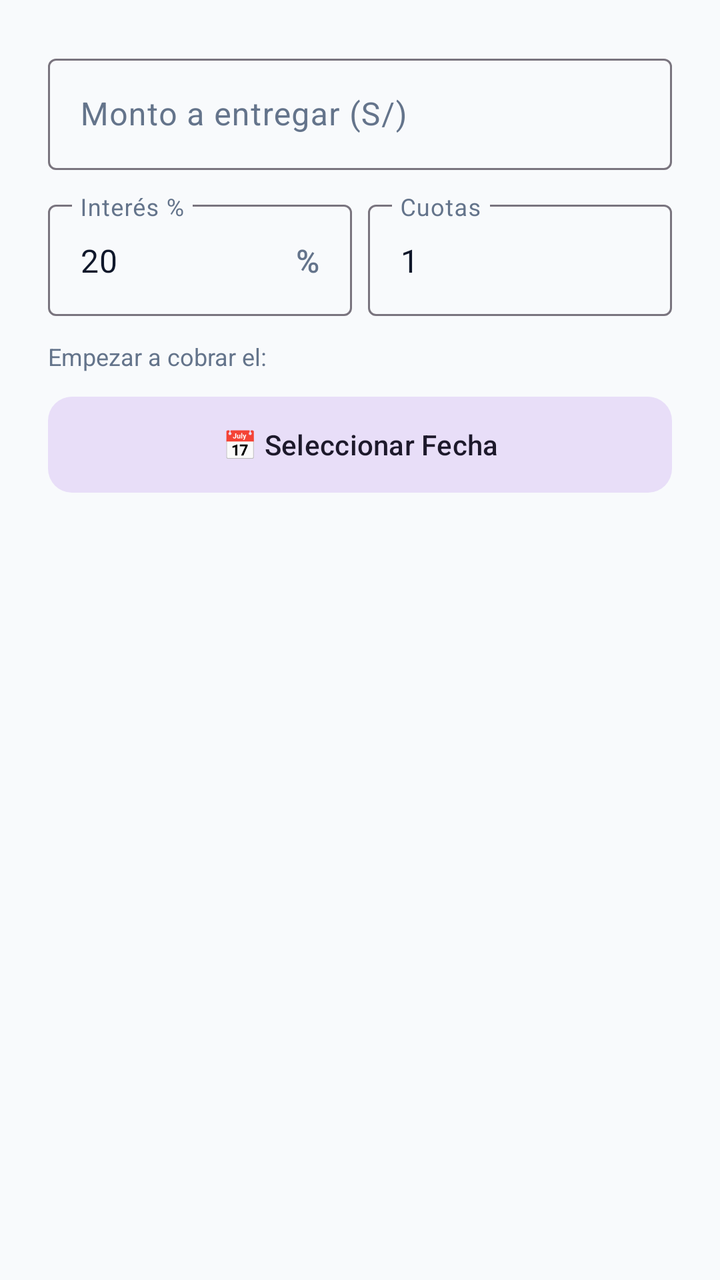
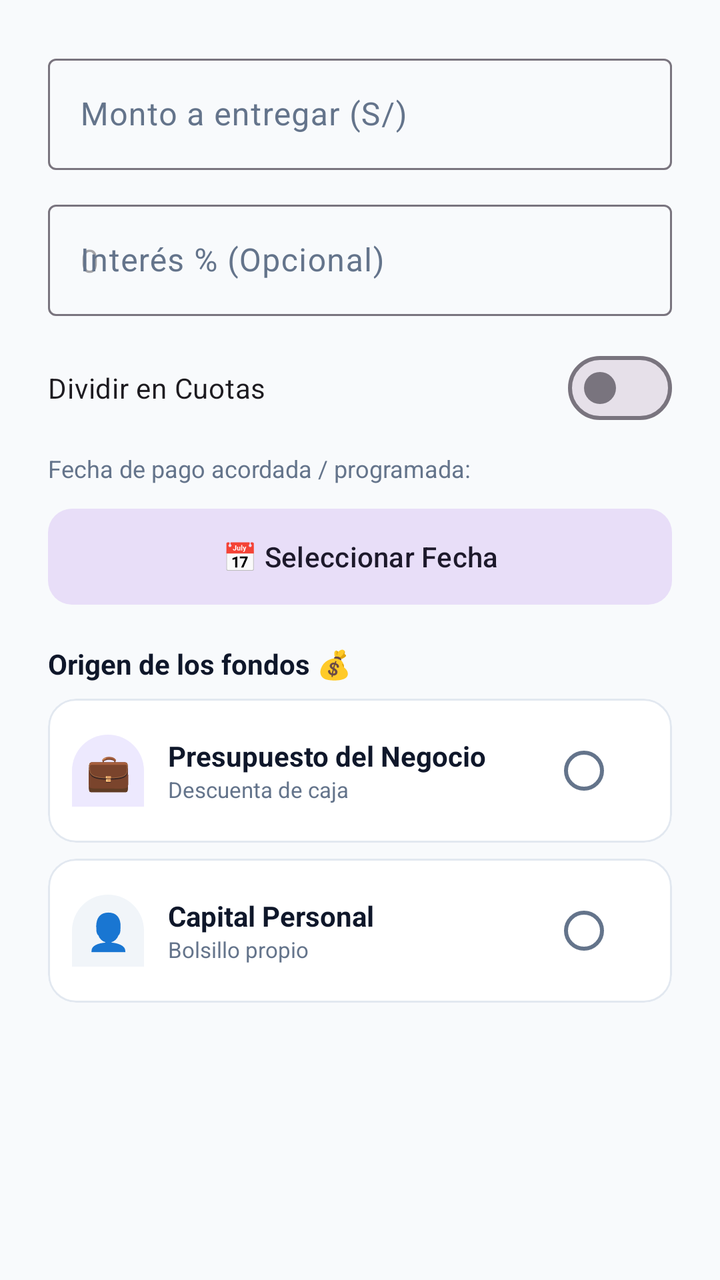

Screens rendered from an Android XML layout before and after an edit, with the pre-edit source and the edit as a unified diff.
<!-- AndroidManifest.xml: application theme Theme.Gomezmart -->
<!-- res/layout/dialog_add_loan_structured.xml -->
<?xml version="1.0" encoding="utf-8"?>
<LinearLayout xmlns:android="http://schemas.android.com/apk/res/android"
    xmlns:app="http://schemas.android.com/apk/res-auto"
    android:layout_width="match_parent"
    android:layout_height="wrap_content"
    android:orientation="vertical"
    android:padding="24dp">

    <com.google.android.material.textfield.TextInputLayout
        style="@style/Widget.Material3.TextInputLayout.OutlinedBox"
        android:layout_width="match_parent"
        android:layout_height="wrap_content"
        android:hint="Monto a entregar (S/)"
        app:prefixText="S/ "
        android:layout_marginBottom="12dp">
        <com.google.android.material.textfield.TextInputEditText
            android:id="@+id/etStructuredAmount"
            android:layout_width="match_parent"
            android:layout_height="wrap_content"
            android:inputType="numberDecimal" />
    </com.google.android.material.textfield.TextInputLayout>

    <LinearLayout
        android:layout_width="match_parent"
        android:layout_height="wrap_content"
        android:orientation="horizontal"
        android:layout_marginBottom="12dp">
        <com.google.android.material.textfield.TextInputLayout
            style="@style/Widget.Material3.TextInputLayout.OutlinedBox"
            android:layout_width="0dp"
            android:layout_height="wrap_content"
            android:layout_weight="1"
            android:hint="Interés %"
            app:suffixText="%"
            android:layout_marginEnd="8dp">
            <com.google.android.material.textfield.TextInputEditText
                android:id="@+id/etStructuredInterest"
                android:layout_width="match_parent"
                android:layout_height="wrap_content"
                android:text="20"
                android:inputType="number" />
        </com.google.android.material.textfield.TextInputLayout>
        <com.google.android.material.textfield.TextInputLayout
            style="@style/Widget.Material3.TextInputLayout.OutlinedBox"
            android:layout_width="0dp"
            android:layout_height="wrap_content"
            android:layout_weight="1"
            android:hint="Cuotas">
            <com.google.android.material.textfield.TextInputEditText
                android:id="@+id/etStructuredInstallments"
                android:layout_width="match_parent"
                android:layout_height="wrap_content"
                android:text="1"
                android:inputType="number" />
        </com.google.android.material.textfield.TextInputLayout>
    </LinearLayout>

    <TextView
        android:layout_width="wrap_content"
        android:layout_height="wrap_content"
        android:text="Empezar a cobrar el:"
        android:textSize="12sp"
        android:textColor="?attr/colorOnSurfaceVariant"
        android:layout_marginBottom="8dp" />

    <com.google.android.material.button.MaterialButton
        android:id="@+id/btnStructuredDate"
        style="@style/Widget.Material3.Button.TonalButton"
        android:layout_width="match_parent"
        android:layout_height="56dp"
        android:text="📅 Seleccionar Fecha"
        app:cornerRadius="12dp" />

</LinearLayout>
<!-- resources referenced by this layout -->
<resources>
  <style name="Theme.Gomezmart" parent="Base.Theme.Gomezmart" />
  <style name="Base.Theme.Gomezmart" parent="Theme.Material3.DayNight.NoActionBar">
          <item name="colorPrimary">@color/purple_600</item>
          <item name="colorOnPrimary">@color/white</item>
          <item name="colorSecondary">@color/indigo_500</item>
          <item name="colorSurface">@color/slate_50</item>
          <item name="colorOnSurface">@color/slate_900</item>
          <item name="colorOnSurfaceVariant">@color/slate_500</item>
          <item name="colorSurfaceContainer">@color/white</item>
          <item name="android:windowBackground">@color/slate_50</item>
      </style>
  <color name="purple_600">#7C3AED</color>
  <color name="white">#FFFFFFFF</color>
  <color name="indigo_500">#6366F1</color>
  <color name="slate_50">#F8FAFC</color>
  <color name="slate_900">#0F172A</color>
  <color name="slate_500">#64748B</color>
</resources>

<!-- the commit's change to res/layout/dialog_add_loan_structured.xml (unified diff, before → after) -->
@@ -1,74 +1,223 @@
 <?xml version="1.0" encoding="utf-8"?>
-<LinearLayout xmlns:android="http://schemas.android.com/apk/res/android"
+<ScrollView xmlns:android="http://schemas.android.com/apk/res/android"
     xmlns:app="http://schemas.android.com/apk/res-auto"
     android:layout_width="match_parent"
-    android:layout_height="wrap_content"
-    android:orientation="vertical"
-    android:padding="24dp">
-
-    <com.google.android.material.textfield.TextInputLayout
-        style="@style/Widget.Material3.TextInputLayout.OutlinedBox"
-        android:layout_width="match_parent"
-        android:layout_height="wrap_content"
-        android:hint="Monto a entregar (S/)"
-        app:prefixText="S/ "
-        android:layout_marginBottom="12dp">
-        <com.google.android.material.textfield.TextInputEditText
-            android:id="@+id/etStructuredAmount"
-            android:layout_width="match_parent"
-            android:layout_height="wrap_content"
-            android:inputType="numberDecimal" />
-    </com.google.android.material.textfield.TextInputLayout>
+    android:layout_height="wrap_content">
 
     <LinearLayout
         android:layout_width="match_parent"
         android:layout_height="wrap_content"
-        android:orientation="horizontal"
-        android:layout_marginBottom="12dp">
+        android:orientation="vertical"
+        android:padding="24dp">
+
+        
         <com.google.android.material.textfield.TextInputLayout
             style="@style/Widget.Material3.TextInputLayout.OutlinedBox"
-            android:layout_width="0dp"
-            android:layout_height="wrap_content"
-            android:layout_weight="1"
-            android:hint="Interés %"
+            android:layout_width="match_parent"
+            android:layout_height="wrap_content"
+            android:hint="Monto a entregar (S/)"
+            app:prefixText="S/ "
+            android:layout_marginBottom="12dp">
+            <com.google.android.material.textfield.TextInputEditText
+                android:id="@+id/etStructuredAmount"
+                android:layout_width="match_parent"
+                android:layout_height="wrap_content"
+                android:inputType="numberDecimal" />
+        </com.google.android.material.textfield.TextInputLayout>
+
+        
+        <com.google.android.material.textfield.TextInputLayout
+            style="@style/Widget.Material3.TextInputLayout.OutlinedBox"
+            android:layout_width="match_parent"
+            android:layout_height="wrap_content"
+            android:hint="Interés % (Opcional)"
             app:suffixText="%"
-            android:layout_marginEnd="8dp">
+            android:layout_marginBottom="12dp">
             <com.google.android.material.textfield.TextInputEditText
                 android:id="@+id/etStructuredInterest"
                 android:layout_width="match_parent"
                 android:layout_height="wrap_content"
-                android:text="20"
+                android:hint="0"
+                android:inputType="numberDecimal" />
+        </com.google.android.material.textfield.TextInputLayout>
+
+        
+        <com.google.android.material.materialswitch.MaterialSwitch
+            android:id="@+id/swEnableInstallments"
+            android:layout_width="match_parent"
+            android:layout_height="wrap_content"
+            android:text="Dividir en Cuotas"
+            android:textSize="14sp"
+            android:checked="false"
+            android:layout_marginBottom="8dp" />
+
+        <com.google.android.material.textfield.TextInputLayout
+            android:id="@+id/tilStructuredInstallments"
+            style="@style/Widget.Material3.TextInputLayout.OutlinedBox"
+            android:layout_width="match_parent"
+            android:layout_height="wrap_content"
+            android:hint="Número de Cuotas"
+            android:visibility="gone"
+            android:layout_marginBottom="12dp">
+            <com.google.android.material.textfield.TextInputEditText
+                android:id="@+id/etStructuredInstallments"
+                android:layout_width="match_parent"
+                android:layout_height="wrap_content"
+                android:hint="2"
                 android:inputType="number" />
         </com.google.android.material.textfield.TextInputLayout>
-        <com.google.android.material.textfield.TextInputLayout
-            style="@style/Widget.Material3.TextInputLayout.OutlinedBox"
-            android:layout_width="0dp"
-            android:layout_height="wrap_content"
-            android:layout_weight="1"
-            android:hint="Cuotas">
-            <com.google.android.material.textfield.TextInputEditText
-                android:id="@+id/etStructuredInstallments"
-                android:layout_width="match_parent"
-                android:layout_height="wrap_content"
-                android:text="1"
-                android:inputType="number" />
-        </com.google.android.material.textfield.TextInputLayout>
+
+        
+        <TextView
+            android:layout_width="wrap_content"
+            android:layout_height="wrap_content"
+            android:text="Fecha de pago acordada / programada:"
+            android:textSize="12sp"
+            android:textColor="?attr/colorOnSurfaceVariant"
+            android:layout_marginBottom="8dp" />
+
+        <com.google.android.material.button.MaterialButton
+            android:id="@+id/btnStructuredDate"
+            style="@style/Widget.Material3.Button.TonalButton"
+            android:layout_width="match_parent"
+            android:layout_height="56dp"
+            android:text="📅 Seleccionar Fecha"
+            app:cornerRadius="12dp"
+            android:layout_marginBottom="16dp" />
+
+        
+        <TextView
+            android:layout_width="wrap_content"
+            android:layout_height="wrap_content"
+            android:text="Origen de los fondos 💰"
+            android:textSize="14sp"
+            android:textStyle="bold"
+            android:textColor="?attr/colorOnSurface"
+            android:layout_marginBottom="8dp" />
+
+        
+        <com.google.android.material.card.MaterialCardView
+            android:id="@+id/cardBusinessStruct"
+            android:layout_width="match_parent"
+            android:layout_height="wrap_content"
+            android:layout_marginBottom="8dp"
+            app:cardCornerRadius="14dp"
+            app:cardElevation="0dp"
+            app:strokeWidth="1dp"
+            app:strokeColor="@color/slate_200"
+            app:cardBackgroundColor="@color/white"
+            android:clickable="true"
+            android:focusable="true">
+
+            <LinearLayout
+                android:layout_width="match_parent"
+                android:layout_height="wrap_content"
+                android:orientation="horizontal"
+                android:gravity="center_vertical"
+                android:padding="12dp">
+
+                <TextView
+                    android:layout_width="36dp"
+                    android:layout_height="36dp"
+                    android:text="💼"
+                    android:textSize="18sp"
+                    android:gravity="center"
+                    android:background="@drawable/bg_bottom_sheet_rounded"
+                    android:backgroundTint="@color/purple_100"
+                    android:layout_marginEnd="12dp" />
+
+                <LinearLayout
+                    android:layout_width="0dp"
+                    android:layout_height="wrap_content"
+                    android:layout_weight="1"
+                    android:orientation="vertical">
+
+                    <TextView
+                        android:layout_width="wrap_content"
+                        android:layout_height="wrap_content"
+                        android:text="Presupuesto del Negocio"
+                        android:textSize="14sp"
+                        android:textStyle="bold"
+                        android:textColor="@color/slate_900" />
+
+                    <TextView
+                        android:layout_width="wrap_content"
+                        android:layout_height="wrap_content"
+                        android:text="Descuenta de caja"
+                        android:textSize="11sp"
+                        android:textColor="@color/slate_500" />
+                </LinearLayout>
+
+                <RadioButton
+                    android:id="@+id/rbBusinessStruct"
+                    android:layout_width="wrap_content"
+                    android:layout_height="wrap_content"
+                    android:clickable="false"
+                    android:focusable="false" />
+            </LinearLayout>
+        </com.google.android.material.card.MaterialCardView>
+
+        
+        <com.google.android.material.card.MaterialCardView
+            android:id="@+id/cardPersonalStruct"
+            android:layout_width="match_parent"
+            android:layout_height="wrap_content"
+            android:layout_marginBottom="8dp"
+            app:cardCornerRadius="14dp"
+            app:cardElevation="0dp"
+            app:strokeWidth="1dp"
+            app:strokeColor="@color/slate_200"
+            app:cardBackgroundColor="@color/white"
+            android:clickable="true"
+            android:focusable="true">
+
+            <LinearLayout
+                android:layout_width="match_parent"
+                android:layout_height="wrap_content"
+                android:orientation="horizontal"
+                android:gravity="center_vertical"
+                android:padding="12dp">
+
+                <TextView
+                    android:layout_width="36dp"
+                    android:layout_height="36dp"
+                    android:text="👤"
+                    android:textSize="18sp"
+                    android:gravity="center"
+                    android:background="@drawable/bg_bottom_sheet_rounded"
+                    android:backgroundTint="@color/slate_100"
+                    android:layout_marginEnd="12dp" />
+
+                <LinearLayout
+                    android:layout_width="0dp"
+                    android:layout_height="wrap_content"
+                    android:layout_weight="1"
+                    android:orientation="vertical">
+
+                    <TextView
+                        android:layout_width="wrap_content"
+                        android:layout_height="wrap_content"
+                        android:text="Capital Personal"
+                        android:textSize="14sp"
+                        android:textStyle="bold"
+                        android:textColor="@color/slate_900" />
+
+                    <TextView
+                        android:layout_width="wrap_content"
+                        android:layout_height="wrap_content"
+                        android:text="Bolsillo propio"
+                        android:textSize="11sp"
+                        android:textColor="@color/slate_500" />
+                </LinearLayout>
+
+                <RadioButton
+                    android:id="@+id/rbPersonalStruct"
+                    android:layout_width="wrap_content"
+                    android:layout_height="wrap_content"
+                    android:clickable="false"
+                    android:focusable="false" />
+            </LinearLayout>
+        </com.google.android.material.card.MaterialCardView>
+
     </LinearLayout>
-
-    <TextView
-        android:layout_width="wrap_content"
-        android:layout_height="wrap_content"
-        android:text="Empezar a cobrar el:"
-        android:textSize="12sp"
-        android:textColor="?attr/colorOnSurfaceVariant"
-        android:layout_marginBottom="8dp" />
-
-    <com.google.android.material.button.MaterialButton
-        android:id="@+id/btnStructuredDate"
-        style="@style/Widget.Material3.Button.TonalButton"
-        android:layout_width="match_parent"
-        android:layout_height="56dp"
-        android:text="📅 Seleccionar Fecha"
-        app:cornerRadius="12dp" />
-
-</LinearLayout>
+</ScrollView>
<!-- resource entries referenced after the edit -->
@@ -1,5 +1,8 @@
 <!-- resources referenced by this layout -->
 <resources>
+  <color name="purple_100">#EDE9FE</color>
+  <color name="slate_100">#F1F5F9</color>
+  <color name="slate_200">#E2E8F0</color>
   <style name="Theme.Gomezmart" parent="Base.Theme.Gomezmart" />
   <style name="Base.Theme.Gomezmart" parent="Theme.Material3.DayNight.NoActionBar">
           <item name="colorPrimary">@color/purple_600</item>
@@ -13,6 +16,17 @@
       </style>
   <color name="purple_600">#7C3AED</color>
   <color name="white">#FFFFFFFF</color>
+  <!-- drawable bg_bottom_sheet_rounded (drawable) -->
+  <?xml version="1.0" encoding="utf-8"?>
+  <shape xmlns:android="http://schemas.android.com/apk/res/android"
+      android:shape="rectangle">
+      <solid android:color="?attr/colorSurface" />
+      <corners
+          android:topLeftRadius="28dp"
+          android:topRightRadius="28dp"
+          android:bottomLeftRadius="0dp"
+          android:bottomRightRadius="0dp" />
+  </shape>
   <color name="indigo_500">#6366F1</color>
   <color name="slate_50">#F8FAFC</color>
   <color name="slate_900">#0F172A</color>
